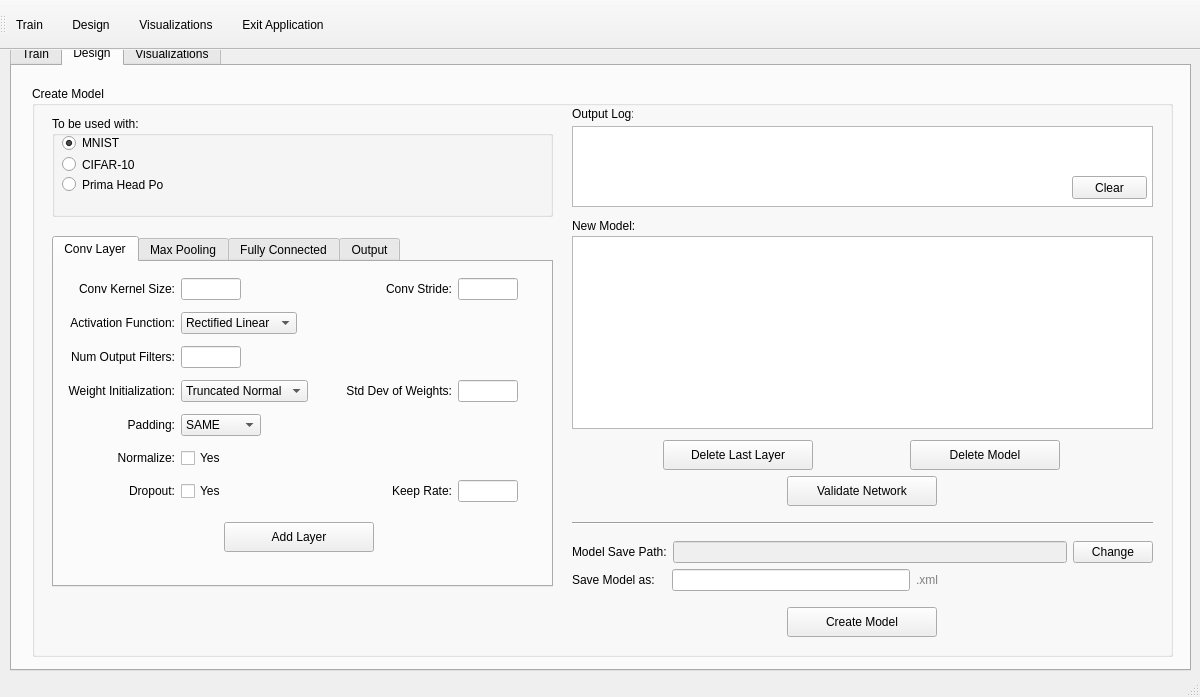
Before: the Qt Designer form CNN_GUI.ui in JoelGooch/Tensorflow-Final-Year-Project, drawn with Qt 5.
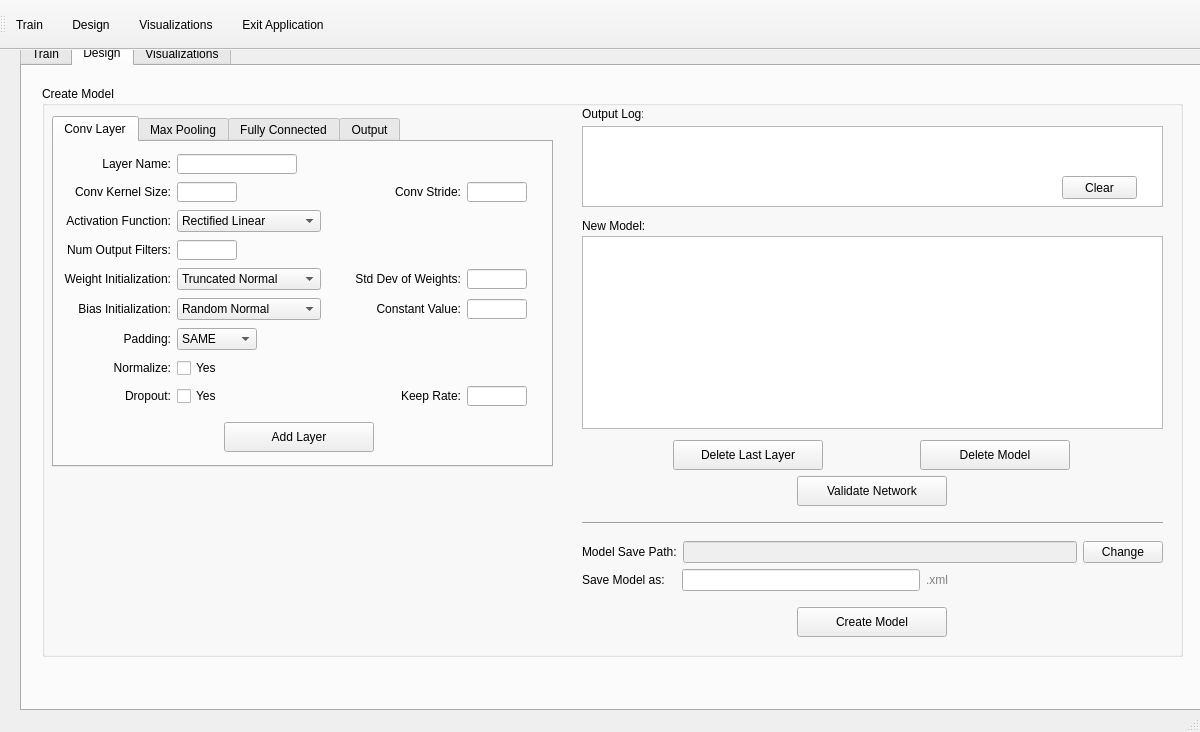
After: the same form once the commit is applied. The open tabs and pages were chosen to show the change. Icons and pictures are not drawn.

Commit message:
GUI Update V8>v11, Prima Head Pose Added
XML format no longer includes number of inputs for layer, calculated at
runtime. Confusion matrix visualizations added for test and training
batch. Test set over epochs graph added. General Exception handling and
GUI adjustments/improvements. Model creation improved.

```diff
--- a/CNN_GUI.ui
+++ b/CNN_GUI.ui
@@ -7,7 +7,7 @@
     <x>0</x>
     <y>0</y>
     <width>1200</width>
-    <height>697</height>
+    <height>732</height>
    </rect>
   </property>
   <property name="sizePolicy">
@@ -29,16 +29,16 @@
    <widget class="QTabWidget" name="tabWidget">
     <property name="geometry">
      <rect>
-      <x>10</x>
+      <x>20</x>
       <y>-10</y>
       <width>1181</width>
-      <height>631</height>
+      <height>671</height>
      </rect>
     </property>
     <property name="currentIndex">
      <number>1</number>
     </property>
-    <widget class="QWidget" name="tab">
+    <widget class="QWidget" name="tabTrain">
      <attribute name="title">
       <string>Train</string>
      </attribute>
@@ -929,8 +929,8 @@
       <widget class="QWidget" name="horizontalLayoutWidget">
        <property name="geometry">
         <rect>
-         <x>20</x>
-         <y>150</y>
+         <x>10</x>
+         <y>30</y>
          <width>501</width>
          <height>351</height>
         </rect>
@@ -970,7 +970,7 @@
             <property name="geometry">
              <rect>
               <x>170</x>
-              <y>260</y>
+              <y>280</y>
               <width>150</width>
               <height>30</height>
              </rect>
@@ -996,13 +996,23 @@
              <rect>
               <x>10</x>
               <y>10</y>
-              <width>467</width>
-              <height>236</height>
+              <width>476</width>
+              <height>258</height>
              </rect>
             </property>
             <layout class="QGridLayout" name="gridLayout_8">
-             <item row="8" column="6">
-              <widget class="QLabel" name="hlpConvKeepRate">
+             <item row="4" column="0">
+              <widget class="QLabel" name="lblConvOutputFilters">
+               <property name="text">
+                <string>Num Output Filters:</string>
+               </property>
+               <property name="alignment">
+                <set>Qt::AlignRight|Qt::AlignTrailing|Qt::AlignVCenter</set>
+               </property>
+              </widget>
+             </item>
+             <item row="8" column="2">
+              <widget class="QLabel" name="hlpConvNorm">
                <property name="sizePolicy">
                 <sizepolicy hsizetype="Fixed" vsizetype="Preferred">
                  <horstretch>0</horstretch>
@@ -1017,7 +1027,7 @@
                </property>
               </widget>
              </item>
-             <item row="4" column="6">
+             <item row="5" column="6">
               <widget class="QLabel" name="hlpConvStdDev">
                <property name="sizePolicy">
                 <sizepolicy hsizetype="Fixed" vsizetype="Preferred">
@@ -1033,7 +1043,7 @@
                </property>
               </widget>
              </item>
-             <item row="2" column="2">
+             <item row="3" column="2">
               <widget class="QLabel" name="hlpConvActFunc">
                <property name="sizePolicy">
                 <sizepolicy hsizetype="Fixed" vsizetype="Preferred">
@@ -1049,23 +1059,7 @@
                </property>
               </widget>
              </item>
-             <item row="6" column="2">
-              <widget class="QLabel" name="hlpConvPadding">
-               <property name="sizePolicy">
-                <sizepolicy hsizetype="Fixed" vsizetype="Preferred">
-                 <horstretch>0</horstretch>
-                 <verstretch>0</verstretch>
-                </sizepolicy>
-               </property>
-               <property name="text">
-                <string/>
-               </property>
-               <property name="pixmap">
-                <pixmap>Icons/help.png</pixmap>
-               </property>
-              </widget>
-             </item>
-             <item row="3" column="2">
+             <item row="4" column="2">
               <widget class="QLabel" name="hlpConvNumOutputs">
                <property name="sizePolicy">
                 <sizepolicy hsizetype="Fixed" vsizetype="Preferred">
@@ -1081,74 +1075,13 @@
                </property>
               </widget>
              </item>
-             <item row="6" column="3">
-              <spacer name="horizontalSpacer_2">
-               <property name="orientation">
-                <enum>Qt::Horizontal</enum>
+             <item row="8" column="0">
+              <widget class="QLabel" name="lblConvNorm">
+               <property name="enabled">
+                <bool>true</bool>
                </property>
-               <property name="sizeType">
-                <enum>QSizePolicy::Fixed</enum>
-               </property>
-               <property name="sizeHint" stdset="0">
-                <size>
-                 <width>15</width>
-                 <height>20</height>
-                </size>
-               </property>
-              </spacer>
-             </item>
-             <item row="4" column="5">
-              <widget class="QLineEdit" name="txtConvStdDev">
-               <property name="sizePolicy">
-                <sizepolicy hsizetype="Fixed" vsizetype="Fixed">
-                 <horstretch>0</horstretch>
-                 <verstretch>0</verstretch>
-                </sizepolicy>
-               </property>
-               <property name="maximumSize">
-                <size>
-                 <width>60</width>
-                 <height>16777215</height>
-                </size>
-               </property>
-              </widget>
-             </item>
-             <item row="6" column="0">
-              <widget class="QLabel" name="lblConvPadding">
                <property name="text">
-                <string>Padding:</string>
-               </property>
-               <property name="alignment">
-                <set>Qt::AlignRight|Qt::AlignTrailing|Qt::AlignVCenter</set>
-               </property>
-              </widget>
-             </item>
-             <item row="1" column="5">
-              <widget class="QLineEdit" name="txtConvStride">
-               <property name="sizePolicy">
-                <sizepolicy hsizetype="Fixed" vsizetype="Fixed">
-                 <horstretch>0</horstretch>
-                 <verstretch>0</verstretch>
-                </sizepolicy>
-               </property>
-               <property name="minimumSize">
-                <size>
-                 <width>50</width>
-                 <height>0</height>
-                </size>
-               </property>
-               <property name="maximumSize">
-                <size>
-                 <width>60</width>
-                 <height>16777215</height>
-                </size>
-               </property>
-              </widget>
-             </item>
-             <item row="1" column="4">
-              <widget class="QLabel" name="lblConvStride">
-               <property name="text">
-                <string>Conv Stride:</string>
+                <string>Normalize:</string>
                </property>
                <property name="alignment">
                 <set>Qt::AlignRight|Qt::AlignTrailing|Qt::AlignVCenter</set>
@@ -1156,9 +1089,105 @@
               </widget>
              </item>
              <item row="4" column="1">
+              <widget class="QLineEdit" name="txtConvOutputFilters">
+               <property name="sizePolicy">
+                <sizepolicy hsizetype="Fixed" vsizetype="Fixed">
+                 <horstretch>0</horstretch>
+                 <verstretch>0</verstretch>
+                </sizepolicy>
+               </property>
+               <property name="minimumSize">
+                <size>
+                 <width>60</width>
+                 <height>20</height>
+                </size>
+               </property>
+               <property name="maximumSize">
+                <size>
+                 <width>60</width>
+                 <height>20</height>
+                </size>
+               </property>
+              </widget>
+             </item>
+             <item row="9" column="6">
+              <widget class="QLabel" name="hlpConvKeepRate">
+               <property name="sizePolicy">
+                <sizepolicy hsizetype="Fixed" vsizetype="Preferred">
+                 <horstretch>0</horstretch>
+                 <verstretch>0</verstretch>
+                </sizepolicy>
+               </property>
+               <property name="text">
+                <string/>
+               </property>
+               <property name="pixmap">
+                <pixmap>Icons/help.png</pixmap>
+               </property>
+              </widget>
+             </item>
+             <item row="9" column="4">
+              <widget class="QLabel" name="lblConvKeepRate">
+               <property name="text">
+                <string>Keep Rate:</string>
+               </property>
+               <property name="alignment">
+                <set>Qt::AlignRight|Qt::AlignTrailing|Qt::AlignVCenter</set>
+               </property>
+              </widget>
+             </item>
+             <item row="9" column="5">
+              <widget class="QLineEdit" name="txtConvKeepRate">
+               <property name="sizePolicy">
+                <sizepolicy hsizetype="Fixed" vsizetype="Fixed">
+                 <horstretch>0</horstretch>
+                 <verstretch>0</verstretch>
+                </sizepolicy>
+               </property>
+               <property name="minimumSize">
+                <size>
+                 <width>60</width>
+                 <height>20</height>
+                </size>
+               </property>
+               <property name="maximumSize">
+                <size>
+                 <width>60</width>
+                 <height>20</height>
+                </size>
+               </property>
+              </widget>
+             </item>
+             <item row="2" column="6">
+              <widget class="QLabel" name="hlpConvStride">
+               <property name="sizePolicy">
+                <sizepolicy hsizetype="Fixed" vsizetype="Preferred">
+                 <horstretch>0</horstretch>
+                 <verstretch>0</verstretch>
+                </sizepolicy>
+               </property>
+               <property name="text">
+                <string/>
+               </property>
+               <property name="pixmap">
+                <pixmap>Icons/help.png</pixmap>
+               </property>
+              </widget>
+             </item>
+             <item row="1" column="0">
+              <widget class="QLabel" name="lblConvName">
+               <property name="text">
+                <string>Layer Name:</string>
+               </property>
+               <property name="alignment">
+                <set>Qt::AlignRight|Qt::AlignTrailing|Qt::AlignVCenter</set>
+               </property>
+              </widget>
+             </item>
+             <item row="5" column="1">
               <widget class="QComboBox" name="cbxConvoWeightInit">
                <property name="sizePolicy">
-                <sizepolicy hsizetype="Fixed" vsizetype="Fixed">
+                <sizepolicy hsizetype="Expanding" vsizetype="Fixed">
                  <horstretch>0</horstretch>
                  <verstretch>0</verstretch>
                 </sizepolicy>
@@ -1170,7 +1199,29 @@
                </item>
               </widget>
              </item>
-             <item row="6" column="1">
+             <item row="5" column="5">
+              <widget class="QLineEdit" name="txtConvStdDev">
+               <property name="sizePolicy">
+                <sizepolicy hsizetype="Fixed" vsizetype="Fixed">
+                 <horstretch>0</horstretch>
+                 <verstretch>0</verstretch>
+                </sizepolicy>
+               </property>
+               <property name="minimumSize">
+                <size>
+                 <width>60</width>
+                 <height>20</height>
+                </size>
+               </property>
+               <property name="maximumSize">
+                <size>
+                 <width>60</width>
+                 <height>20</height>
+                </size>
+               </property>
+              </widget>
+             </item>
+             <item row="7" column="1">
               <widget class="QComboBox" name="cbxConvPadding">
                <property name="sizePolicy">
                 <sizepolicy hsizetype="Fixed" vsizetype="Fixed">
@@ -1196,55 +1247,7 @@
                </item>
               </widget>
              </item>
-             <item row="1" column="1">
-              <widget class="QLineEdit" name="txtConvKernelSize">
-               <property name="sizePolicy">
-                <sizepolicy hsizetype="Fixed" vsizetype="Fixed">
-                 <horstretch>0</horstretch>
-                 <verstretch>0</verstretch>
-                </sizepolicy>
-               </property>
-               <property name="minimumSize">
-                <size>
-                 <width>50</width>
-                 <height>0</height>
-                </size>
-               </property>
-               <property name="maximumSize">
-                <size>
-                 <width>60</width>
-                 <height>30</height>
-                </size>
-               </property>
-              </widget>
-             </item>
-             <item row="8" column="5">
-              <widget class="QLineEdit" name="txtConvKeepRate">
-               <property name="sizePolicy">
-                <sizepolicy hsizetype="Fixed" vsizetype="Fixed">
-                 <horstretch>0</horstretch>
-                 <verstretch>0</verstretch>
-                </sizepolicy>
-               </property>
-               <property name="maximumSize">
-                <size>
-                 <width>60</width>
-                 <height>16777215</height>
-                </size>
-               </property>
-              </widget>
-             </item>
-             <item row="8" column="4">
-              <widget class="QLabel" name="lblConvKeepRate">
-               <property name="text">
-                <string>Keep Rate:</string>
-               </property>
-               <property name="alignment">
-                <set>Qt::AlignRight|Qt::AlignTrailing|Qt::AlignVCenter</set>
-               </property>
-              </widget>
-             </item>
-             <item row="2" column="0">
+             <item row="3" column="0">
               <widget class="QLabel" name="lblConvActFunction">
                <property name="text">
                 <string>Activation Function:</string>
@@ -1254,20 +1257,25 @@
                </property>
               </widget>
              </item>
-             <item row="7" column="1">
-              <widget class="QCheckBox" name="cbxConvNorm">
-               <property name="text">
-                <string>Yes</string>
+             <item row="2" column="1">
+              <widget class="QLineEdit" name="txtConvKernelSize">
+               <property name="sizePolicy">
+                <sizepolicy hsizetype="Fixed" vsizetype="Fixed">
+                 <horstretch>0</horstretch>
+                 <verstretch>0</verstretch>
+                </sizepolicy>
                </property>
-              </widget>
-             </item>
-             <item row="4" column="4">
-              <widget class="QLabel" name="lblConvStdDev">
-               <property name="text">
-                <string>Std Dev of Weights:</string>
+               <property name="minimumSize">
+                <size>
+                 <width>60</width>
+                 <height>20</height>
+                </size>
                </property>
-               <property name="alignment">
-                <set>Qt::AlignRight|Qt::AlignTrailing|Qt::AlignVCenter</set>
+               <property name="maximumSize">
+                <size>
+                 <width>60</width>
+                 <height>20</height>
+                </size>
                </property>
               </widget>
              </item>
@@ -1278,62 +1286,49 @@
                </property>
               </widget>
              </item>
-             <item row="7" column="0">
-              <widget class="QLabel" name="lblConvNorm">
-               <property name="enabled">
-                <bool>true</bool>
-               </property>
+             <item row="2" column="4">
+              <widget class="QLabel" name="lblConvStride">
                <property name="text">
-                <string>Normalize:</string>
+                <string>Conv Stride:</string>
                </property>
                <property name="alignment">
                 <set>Qt::AlignRight|Qt::AlignTrailing|Qt::AlignVCenter</set>
                </property>
               </widget>
              </item>
-             <item row="3" column="1">
-              <widget class="QLineEdit" name="txtConvOutputFilters">
+             <item row="9" column="2">
+              <widget class="QLabel" name="hlpConvDropout">
                <property name="sizePolicy">
-                <sizepolicy hsizetype="Fixed" vsizetype="Fixed">
+                <sizepolicy hsizetype="Fixed" vsizetype="Preferred">
                  <horstretch>0</horstretch>
                  <verstretch>0</verstretch>
                 </sizepolicy>
                </property>
+               <property name="text">
+                <string/>
+               </property>
+               <property name="pixmap">
+                <pixmap>Icons/help.png</pixmap>
+               </property>
+              </widget>
+             </item>
+             <item row="1" column="1">
+              <widget class="QLineEdit" name="txtConvName">
                <property name="minimumSize">
                 <size>
-                 <width>50</width>
-                 <height>0</height>
+                 <width>120</width>
+                 <height>20</height>
                 </size>
                </property>
                <property name="maximumSize">
                 <size>
-                 <width>60</width>
-                 <height>16777215</height>
+                 <width>120</width>
+                 <height>20</height>
                 </size>
                </property>
               </widget>
              </item>
-             <item row="3" column="0">
-              <widget class="QLabel" name="lblConvOutputFilters">
-               <property name="text">
-                <string>Num Output Filters:</string>
-               </property>
-               <property name="alignment">
-                <set>Qt::AlignRight|Qt::AlignTrailing|Qt::AlignVCenter</set>
-               </property>
-              </widget>
-             </item>
-             <item row="4" column="0">
-              <widget class="QLabel" name="lblConvWeightInit">
-               <property name="text">
-                <string>Weight Initialization:</string>
-               </property>
-               <property name="alignment">
-                <set>Qt::AlignRight|Qt::AlignTrailing|Qt::AlignVCenter</set>
-               </property>
-              </widget>
-             </item>
-             <item row="1" column="0">
+             <item row="2" column="0">
               <widget class="QLabel" name="lblConvKernelSize">
                <property name="text">
                 <string>Conv Kernel Size:</string>
@@ -1343,7 +1338,17 @@
                </property>
               </widget>
              </item>
-             <item row="8" column="0">
+             <item row="5" column="0">
+              <widget class="QLabel" name="lblConvWeightInit">
+               <property name="text">
+                <string>Weight Initialization:</string>
+               </property>
+               <property name="alignment">
+                <set>Qt::AlignRight|Qt::AlignTrailing|Qt::AlignVCenter</set>
+               </property>
+              </widget>
+             </item>
+             <item row="9" column="0">
               <widget class="QLabel" name="lblConvDropout">
                <property name="text">
                 <string>Dropout:</string>
@@ -1353,27 +1358,14 @@
                </property>
               </widget>
              </item>
-             <item row="2" column="1">
-              <widget class="QComboBox" name="cbxConvActFunction">
-               <property name="sizePolicy">
-                <sizepolicy hsizetype="Fixed" vsizetype="Fixed">
-                 <horstretch>0</horstretch>
-                 <verstretch>0</verstretch>
-                </sizepolicy>
+             <item row="9" column="1">
+              <widget class="QCheckBox" name="chkConvDropout">
+               <property name="text">
+                <string>Yes</string>
                </property>
-               <item>
-                <property name="text">
-                 <string>Rectified Linear</string>
-                </property>
-               </item>
-               <item>
-                <property name="text">
-                 <string>Sigmoid</string>
-                </property>
-               </item>
               </widget>
              </item>
-             <item row="1" column="2">
+             <item row="2" column="2">
               <widget class="QLabel" name="hlpConvKernelSize">
                <property name="sizePolicy">
                 <sizepolicy hsizetype="Fixed" vsizetype="Preferred">
@@ -1389,7 +1381,53 @@
                </property>
               </widget>
              </item>
-             <item row="4" column="2">
+             <item row="7" column="3">
+              <spacer name="horizontalSpacer_2">
+               <property name="orientation">
+                <enum>Qt::Horizontal</enum>
+               </property>
+               <property name="sizeType">
+                <enum>QSizePolicy::Fixed</enum>
+               </property>
+               <property name="sizeHint" stdset="0">
+                <size>
+                 <width>15</width>
+                 <height>20</height>
+                </size>
+               </property>
+              </spacer>
+             </item>
+             <item row="7" column="0">
+              <widget class="QLabel" name="lblConvPadding">
+               <property name="text">
+                <string>Padding:</string>
+               </property>
+               <property name="alignment">
+                <set>Qt::AlignRight|Qt::AlignTrailing|Qt::AlignVCenter</set>
+               </property>
+              </widget>
+             </item>
+             <item row="3" column="1">
+              <widget class="QComboBox" name="cbxConvActFunction">
+               <property name="sizePolicy">
+                <sizepolicy hsizetype="Expanding" vsizetype="Fixed">
+                 <horstretch>0</horstretch>
+                 <verstretch>0</verstretch>
+                </sizepolicy>
+               </property>
+               <item>
+                <property name="text">
+                 <string>Rectified Linear</string>
+                </property>
+               </item>
+               <item>
+                <property name="text">
+                 <string>Sigmoid</string>
+                </property>
+               </item>
+              </widget>
+             </item>
+             <item row="5" column="2">
               <widget class="QLabel" name="hlpConvWeightInit">
                <property name="sizePolicy">
                 <sizepolicy hsizetype="Fixed" vsizetype="Preferred">
@@ -1406,7 +1444,7 @@
               </widget>
              </item>
              <item row="7" column="2">
-              <widget class="QLabel" name="hlpConvNorm">
+              <widget class="QLabel" name="hlpConvPadding">
                <property name="sizePolicy">
                 <sizepolicy hsizetype="Fixed" vsizetype="Preferred">
                  <horstretch>0</horstretch>
@@ -1421,35 +1459,96 @@
                </property>
               </widget>
              </item>
-             <item row="8" column="2">
-              <widget class="QLabel" name="hlpConvDropout">
+             <item row="2" column="5">
+              <widget class="QLineEdit" name="txtConvStride">
                <property name="sizePolicy">
-                <sizepolicy hsizetype="Fixed" vsizetype="Preferred">
+                <sizepolicy hsizetype="Fixed" vsizetype="Fixed">
                  <horstretch>0</horstretch>
                  <verstretch>0</verstretch>
                 </sizepolicy>
                </property>
+               <property name="minimumSize">
+                <size>
+                 <width>60</width>
+                 <height>20</height>
+                </size>
+               </property>
+               <property name="maximumSize">
+                <size>
+                 <width>60</width>
+                 <height>20</height>
+                </size>
+               </property>
+              </widget>
+             </item>
+             <item row="5" column="4">
+              <widget class="QLabel" name="lblConvStdDev">
                <property name="text">
-                <string/>
+                <string>Std Dev of Weights:</string>
                </property>
-               <property name="pixmap">
-                <pixmap>Icons/help.png</pixmap>
+               <property name="alignment">
+                <set>Qt::AlignRight|Qt::AlignTrailing|Qt::AlignVCenter</set>
                </property>
               </widget>
              </item>
-             <item row="1" column="6">
-              <widget class="QLabel" name="hlpConvStride">
+             <item row="6" column="0">
+              <widget class="QLabel" name="lblConvBiasInit">
+               <property name="text">
+                <string>Bias Initialization:</string>
+               </property>
+               <property name="alignment">
+                <set>Qt::AlignRight|Qt::AlignTrailing|Qt::AlignVCenter</set>
+               </property>
+              </widget>
+             </item>
+             <item row="6" column="1">
+              <widget class="QComboBox" name="cbxConvBiasInit">
+               <item>
+                <property name="text">
+                 <string>Random Normal</string>
+                </property>
+               </item>
+               <item>
+                <property name="text">
+                 <string>Zeros</string>
+                </property>
+               </item>
+               <item>
+                <property name="text">
+                 <string>Constant</string>
+                </property>
+               </item>
+              </widget>
+             </item>
+             <item row="6" column="4">
+              <widget class="QLabel" name="lblConvConstantVal">
+               <property name="text">
+                <string>Constant Value:</string>
+               </property>
+               <property name="alignment">
+                <set>Qt::AlignRight|Qt::AlignTrailing|Qt::AlignVCenter</set>
+               </property>
+              </widget>
+             </item>
+             <item row="6" column="5">
+              <widget class="QLineEdit" name="txtConvConstantVal">
                <property name="sizePolicy">
-                <sizepolicy hsizetype="Fixed" vsizetype="Preferred">
+                <sizepolicy hsizetype="Fixed" vsizetype="Fixed">
                  <horstretch>0</horstretch>
                  <verstretch>0</verstretch>
                 </sizepolicy>
                </property>
-               <property name="text">
-                <string/>
+               <property name="minimumSize">
+                <size>
+                 <width>60</width>
+                 <height>20</height>
+                </size>
                </property>
-               <property name="pixmap">
-                <pixmap>Icons/help.png</pixmap>
+               <property name="maximumSize">
+                <size>
+                 <width>60</width>
+                 <height>20</height>
+                </size>
                </property>
               </widget>
              </item>
@@ -2271,64 +2370,6 @@
         </item>
        </layout>
       </widget>
-      <widget class="QGroupBox" name="grpDataSet_2">
-       <property name="geometry">
-        <rect>
-         <x>20</x>
-         <y>30</y>
-         <width>501</width>
-         <height>101</height>
-        </rect>
-       </property>
-       <property name="title">
-        <string>To be used with:</string>
-       </property>
-       <widget class="QRadioButton" name="radCIFAR10Model">
-        <property name="geometry">
-         <rect>
-          <x>10</x>
-          <y>40</y>
-          <width>82</width>
-          <height>17</height>
-         </rect>
-        </property>
-        <property name="text">
-         <string>CIFAR-10</string>
-        </property>
-        <property name="checked">
-         <bool>false</bool>
-        </property>
-       </widget>
-       <widget class="QRadioButton" name="radMNISTModel">
-        <property name="geometry">
-         <rect>
-          <x>10</x>
-          <y>17</y>
-          <width>91</width>
-          <height>20</height>
-         </rect>
-        </property>
-        <property name="text">
-         <string>MNIST</string>
-        </property>
-        <property name="checked">
-         <bool>true</bool>
-        </property>
-       </widget>
-       <widget class="QRadioButton" name="radPrimaHeadPoseModel">
-        <property name="geometry">
-         <rect>
-          <x>10</x>
-          <y>60</y>
-          <width>101</width>
-          <height>17</height>
-         </rect>
-        </property>
-        <property name="text">
-         <string>Prima Head Pose</string>
-        </property>
-       </widget>
-      </widget>
       <widget class="QTextEdit" name="txtOutputModelLog">
        <property name="geometry">
         <rect>
@@ -2355,7 +2396,7 @@
       <widget class="QPushButton" name="btnClearModelLog">
        <property name="geometry">
         <rect>
-         <x>1040</x>
+         <x>1020</x>
          <y>90</y>
          <width>75</width>
          <height>23</height>
```
Left out of the diff: 1331 changed lines with no effect on the pictures. The commit also changes 28 other files.
